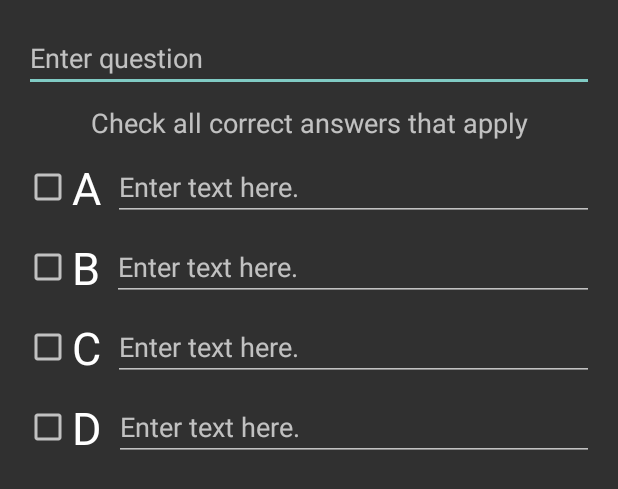
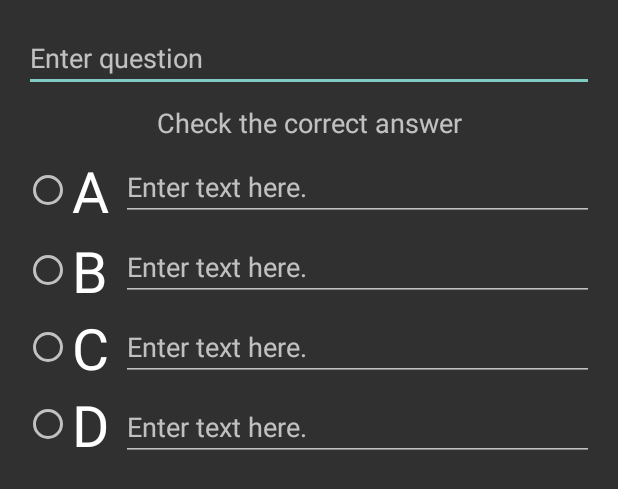
Before and after one commit to Sevrep/QuizMakerApp, an Android app: the layout activity_teacher_update_multiplechoice_dialog.xml on its own in the app's theme, with its tools: preview values and no code run, on a phone screen of 412 x 824 dp. Shown: the top 489 px of the screen. Run offline under Robolectric (Android 15) with nearby library versions, the phone set to English and light mode, and no system bars.

Commit message:
Replaced multiple choice checkbox to radiobutton.

```diff
--- a/app/src/main/res/layout/activity_teacher_update_multiplechoice_dialog.xml
+++ b/app/src/main/res/layout/activity_teacher_update_multiplechoice_dialog.xml
@@ -42,7 +42,7 @@
         android:inputType="textPersonName"
         android:singleLine="false"
         app:layout_constraintEnd_toEndOf="parent"
-        app:layout_constraintStart_toEndOf="@+id/chbA"
+        app:layout_constraintStart_toEndOf="@+id/radioGroup"
         app:layout_constraintTop_toBottomOf="@+id/textView2" />
 
     <EditText
@@ -58,7 +58,7 @@
         android:inputType="textPersonName"
         android:singleLine="false"
         app:layout_constraintEnd_toEndOf="parent"
-        app:layout_constraintStart_toEndOf="@+id/chbB"
+        app:layout_constraintStart_toEndOf="@+id/radioGroup"
         app:layout_constraintTop_toBottomOf="@+id/edtChoiceA" />
 
     <EditText
@@ -74,7 +74,7 @@
         android:inputType="textPersonName"
         android:singleLine="false"
         app:layout_constraintEnd_toEndOf="parent"
-        app:layout_constraintStart_toEndOf="@+id/chbC"
+        app:layout_constraintStart_toEndOf="@+id/radioGroup"
         app:layout_constraintTop_toBottomOf="@+id/edtChoiceB" />
 
     <EditText
@@ -90,47 +90,45 @@
         android:inputType="textPersonName"
         android:singleLine="false"
         app:layout_constraintEnd_toEndOf="parent"
-        app:layout_constraintStart_toEndOf="@+id/chbD"
+        app:layout_constraintStart_toEndOf="@+id/radioGroup"
         app:layout_constraintTop_toBottomOf="@+id/edtChoiceC" />
 
-    <CheckBox
-        android:id="@+id/chbA"
+    <RadioGroup
+        android:id="@+id/radioGroup"
         android:layout_width="wrap_content"
         android:layout_height="wrap_content"
+        app:layout_constraintBottom_toBottomOf="@+id/edtChoiceD"
+        app:layout_constraintStart_toStartOf="parent"
+        app:layout_constraintTop_toTopOf="@+id/edtChoiceA">
+
+        <RadioButton
+            android:id="@+id/radio_button_a"
+            android:layout_width="match_parent"
+            android:layout_height="wrap_content"
+            android:layout_marginBottom="2dp"
             android:text="@string/a"
-        android:textSize="30sp"
-        app:layout_constraintBottom_toBottomOf="@+id/edtChoiceA"
-        app:layout_constraintStart_toStartOf="parent"
-        app:layout_constraintTop_toTopOf="@+id/edtChoiceA" />
+            android:textSize="38sp" />
 
-    <CheckBox
-        android:id="@+id/chbB"
-        android:layout_width="wrap_content"
+        <RadioButton
+            android:id="@+id/radio_button_b"
+            android:layout_width="match_parent"
             android:layout_height="wrap_content"
             android:text="@string/b"
-        android:textSize="30sp"
-        app:layout_constraintBottom_toBottomOf="@+id/edtChoiceB"
-        app:layout_constraintStart_toStartOf="parent"
-        app:layout_constraintTop_toTopOf="@+id/edtChoiceB" />
+            android:textSize="38sp" />
 
-    <CheckBox
-        android:id="@+id/chbC"
-        android:layout_width="wrap_content"
+        <RadioButton
+            android:id="@+id/radio_button_c"
+            android:layout_width="match_parent"
             android:layout_height="wrap_content"
             android:text="@string/c"
-        android:textSize="30sp"
-        app:layout_constraintBottom_toBottomOf="@+id/edtChoiceC"
-        app:layout_constraintStart_toStartOf="parent"
-        app:layout_constraintTop_toTopOf="@+id/edtChoiceC" />
+            android:textSize="38sp" />
 
-    <CheckBox
-        android:id="@+id/chbD"
-        android:layout_width="wrap_content"
+        <RadioButton
+            android:id="@+id/radio_button_d"
+            android:layout_width="match_parent"
             android:layout_height="wrap_content"
             android:text="@string/d"
-        android:textSize="30sp"
-        app:layout_constraintBottom_toBottomOf="@+id/edtChoiceD"
-        app:layout_constraintStart_toStartOf="parent"
-        app:layout_constraintTop_toTopOf="@+id/edtChoiceD" />
+            android:textSize="38sp" />
+    </RadioGroup>
 
 </androidx.constraintlayout.widget.ConstraintLayout>
--- a/app/src/main/res/values/strings.xml
+++ b/app/src/main/res/values/strings.xml
@@ -25,7 +25,7 @@
     <string name="question_answer">QUESTION ANSWER</string>
     <string name="question_type">QUESTION TYPE</string>
     <string name="enter_question">Enter question</string>
-    <string name="check_all_correct_answers_that_apply">Check all correct answers that apply</string>
+    <string name="check_all_correct_answers_that_apply">Check the correct answer</string>
     <string name="trueanswer">TRUE</string>
     <string name="falseanswer">FALSE</string>
     <string name="enter_text_here">Enter text here.</string>
```
Also changed, not shown: app/src/main/java/com/sevrep/quizmakerapp/TeacherUpdateActivity.java (+18 -31 lines), app/src/main/java/com/sevrep/quizmakerapp/model/Questions.java (+1 -25 lines), app/src/main/java/com/sevrep/quizmakerapp/singleton/DatabaseHelper.java (+3 -7 lines). Lines whose indentation alone changed are shown as unchanged.
